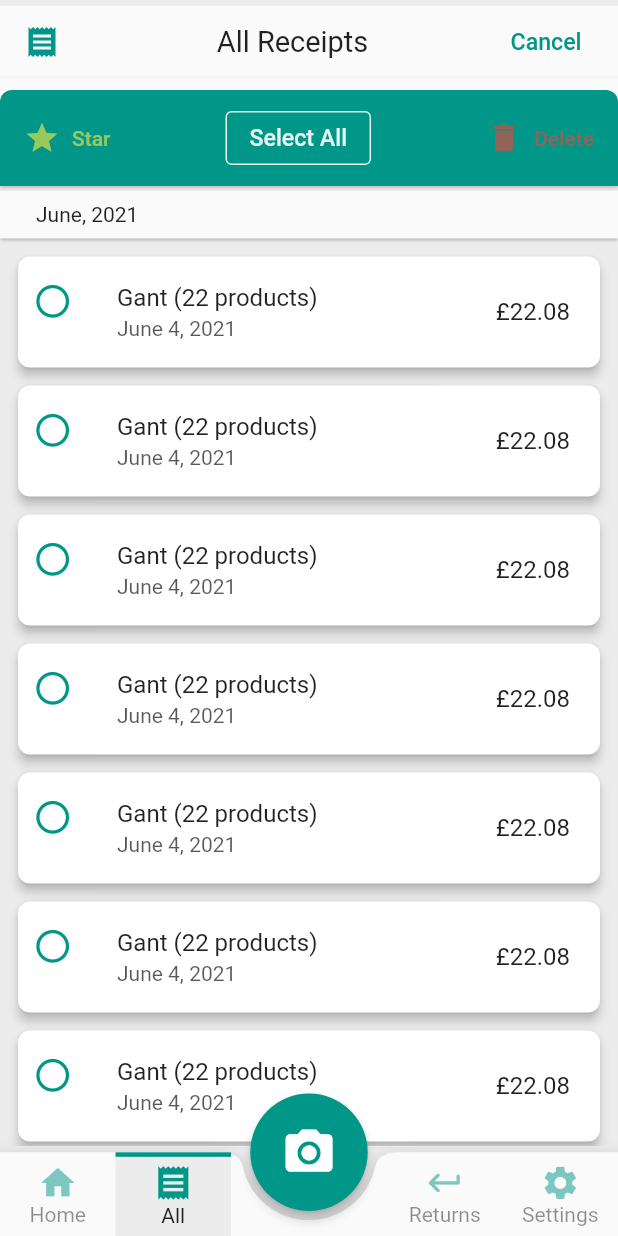
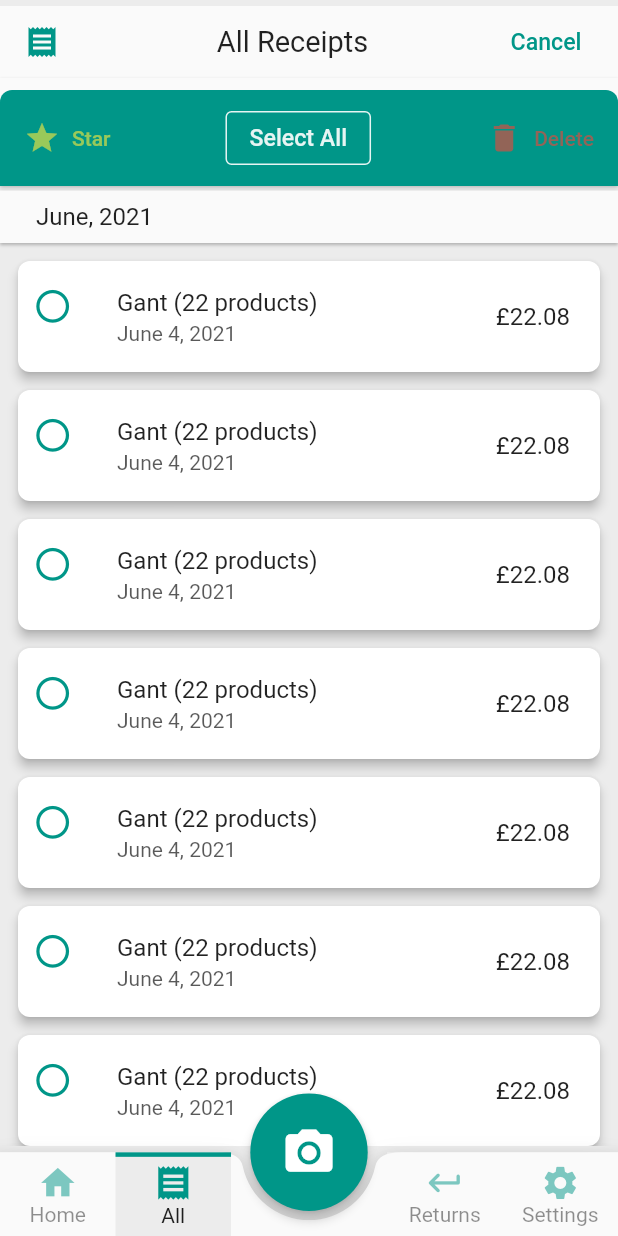
Before and after one commit to TomasKopunec/smart_receipts, a Flutter app: the TabsScaffold screen opened directly, after a tap on "View All", after a tap on "Select", on a phone screen of 412 x 824 dp. Run offline on Flutter 3.47's test engine with Material 2 defaults, Android fonts, the phone set to English and light mode, and no system bars; drawn by our look-alikes of flutter_slidable; our stand-ins replace animated_splash_screen, persistent_bottom_nav_bar, qr_flutter, shared_preferences; accounts and stored records are empty.

Commit message:
Groupping labels improved

```diff
--- a/lib/main.dart
+++ b/lib/main.dart
@@ -6,6 +6,7 @@ import 'package:smart_receipts/providers/screen_provider.dart.dart';
 import 'package:smart_receipts/providers/receipts_provider.dart';
 import 'package:smart_receipts/providers/settings/settings_provider.dart';
 import 'package:smart_receipts/screens/playgroundScreen.dart';
+import 'package:smart_receipts/screens/tab_control/tabs_scaffold.dart';
 import 'screens/home.dart';
 
 void main() {
@@ -67,7 +68,7 @@ class Main extends StatelessWidget {
                       style: ButtonStyle(
                           foregroundColor:
                               MaterialStateProperty.all<Color>(Colors.teal)))),
-              home: const Home(),
+              home: TabsScaffold(), // const Home(),
               routes: getRoutes(),
             );
           },
--- a/lib/models/receipt/receipt.dart
+++ b/lib/models/receipt/receipt.dart
@@ -5,9 +5,9 @@ import '../product/product.dart';
 part 'receipt.g.dart';
 
 enum ReceiptStatus {
-  active(Color.fromARGB(153, 133, 255, 88)),
-  expired(Color.fromARGB(202, 255, 81, 62)),
-  returned(Color.fromARGB(126, 108, 108, 108));
+  active(Colors.teal),
+  expired(Color.fromRGBO(227, 70, 73, 1)),
+  returned(Color.fromRGBO(174, 163, 176, 1));
 
   final Color color;
 
--- a/lib/widgets/responsive_table/datatable.dart
+++ b/lib/widgets/responsive_table/datatable.dart
@@ -70,7 +70,7 @@ class _ResponsiveDatatableState extends State<ResponsiveDatatable> {
       List<Widget> widgets = [];
       LinkedHashMap<String, List<dynamic>> groupping = LinkedHashMap();
 
-      // Group by month-year
+      // Group according to the arguments
       for (final Map<String, dynamic> entry in widget.source) {
         String key = "";
         if (widget.groupType == GroupType.retailerName) {
@@ -124,7 +124,10 @@ class _ResponsiveDatatableState extends State<ResponsiveDatatable> {
           child: Text(
             text,
             textAlign: TextAlign.start,
-            style: Theme.of(context).textTheme.bodyMedium,
+            style: Theme.of(context)
+                .textTheme
+                .titleMedium!
+                .copyWith(fontWeight: FontWeight.w400),
           ),
         ));
 
```
